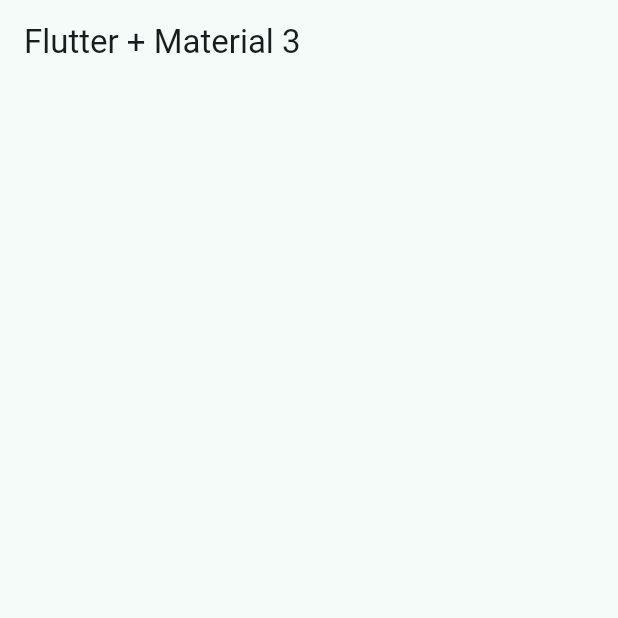
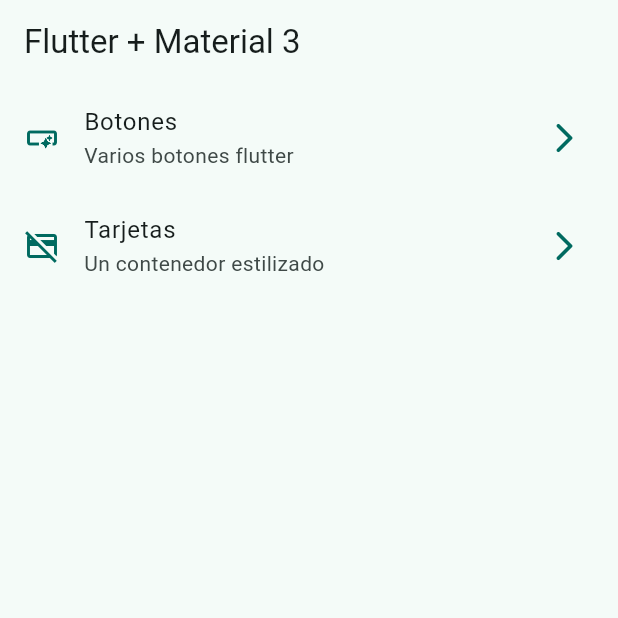
Before and after one commit to i-licona/widgets_app, a Flutter app: the screen it shows after launch, on a phone screen of 412 x 824 dp, the top half of it. Run offline on Flutter 3.47's test engine with Material 2 defaults, Android fonts, the phone set to English and light mode, and no system bars.

Commit message:
implementacion de home screen

```diff
--- a/lib/config/menu/menu_item.dart
+++ b/lib/config/menu/menu_item.dart
@@ -14,7 +14,7 @@ class MenuItem{
   });
 }
 
-const appMenuTitles = <MenuItem> [
+const appMenuItems = <MenuItem> [
   MenuItem(
     title: 'Botones',
     subTitle: 'Varios botones flutter',
--- a/lib/presentation/screens/home/home_screen.dart
+++ b/lib/presentation/screens/home/home_screen.dart
@@ -1,5 +1,6 @@
 
 import 'package:flutter/material.dart';
+import 'package:widgets_app/config/menu/menu_item.dart';
 
 class HomeScreen extends StatelessWidget {
   const HomeScreen({super.key});
@@ -10,6 +11,45 @@ class HomeScreen extends StatelessWidget {
       appBar: AppBar(
         title: const Text('Flutter + Material 3'),
       ),
+      body: const _HomeView(),
     );
   }
 }
+
+class _HomeView extends StatelessWidget {
+  const _HomeView({
+    super.key,
+  });
+
+  @override
+  Widget build(BuildContext context) {
+    return ListView.builder(
+      itemCount: appMenuItems.length,
+      itemBuilder: (context, index){
+      final menuItem =  appMenuItems[index];
+      return _CustomListTitle(menuItem: menuItem);
+    });
+  }
+}
+
+class _CustomListTitle extends StatelessWidget {
+  const _CustomListTitle({
+    required this.menuItem,
+  });
+
+  final MenuItem menuItem;
+
+  @override
+  Widget build(BuildContext context) {
+    final colors = Theme.of(context).colorScheme;
+    return ListTile(
+      leading: Icon(menuItem.icon, color: colors.primary,),
+      trailing: Icon(Icons.arrow_forward_ios_rounded, color: colors.primary,),
+      title: Text(menuItem.title),
+      subtitle: Text(menuItem.subTitle),
+      onTap: (){
+        // Todo: Navegar a otra pantalla
+      },
+    );
+  }
+}
```
